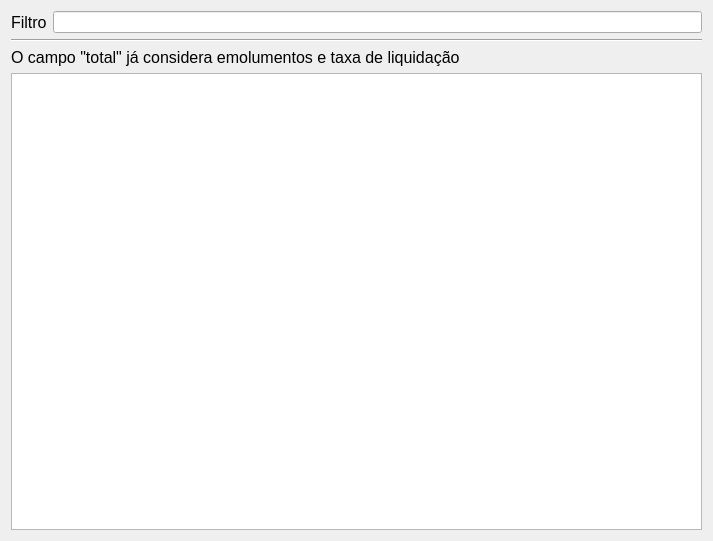
First picture: the form in windows/list_order.ui, repository rafaelhamdan/swingtrade, before the edit.
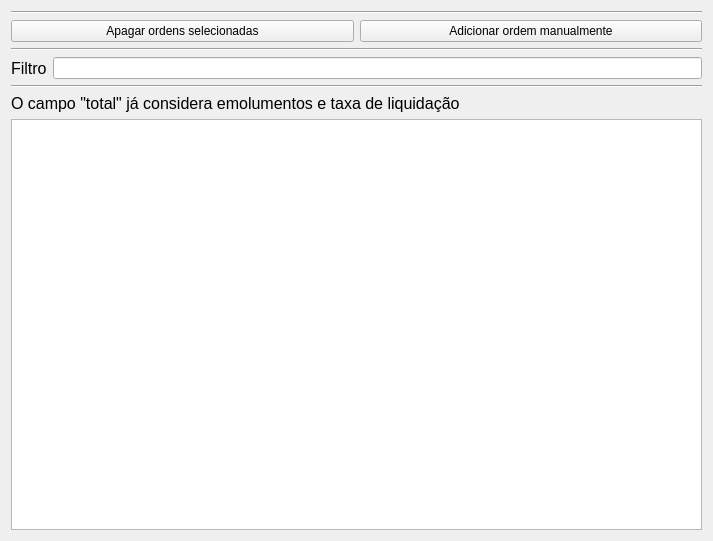
Second picture: the form after the edit.

Commit message: Adding possibility to erase orders

What changed in the file:
```diff
--- a/windows/list_order.ui
+++ b/windows/list_order.ui
@@ -16,6 +16,38 @@
   <layout class="QVBoxLayout" name="verticalLayout_2">
    <item>
     <layout class="QVBoxLayout" name="verticalLayout">
+     <item>
+      <widget class="Line" name="line_2">
+       <property name="orientation">
+        <enum>Qt::Horizontal</enum>
+       </property>
+      </widget>
+     </item>
+     <item>
+      <layout class="QHBoxLayout" name="horizontalLayout_2">
+       <item>
+        <widget class="QPushButton" name="erase_orders">
+         <property name="text">
+          <string>Apagar ordens selecionadas</string>
+         </property>
+        </widget>
+       </item>
+       <item>
+        <widget class="QPushButton" name="pushButton_2">
+         <property name="text">
+          <string>Adicionar ordem manualmente</string>
+         </property>
+        </widget>
+       </item>
+      </layout>
+     </item>
+     <item>
+      <widget class="Line" name="line">
+       <property name="orientation">
+        <enum>Qt::Horizontal</enum>
+       </property>
+      </widget>
+     </item>
      <item>
       <layout class="QHBoxLayout" name="horizontalLayout">
        <item>
@@ -36,7 +68,7 @@
       </layout>
      </item>
      <item>
-      <widget class="Line" name="line">
+      <widget class="Line" name="line_3">
        <property name="orientation">
         <enum>Qt::Horizontal</enum>
        </property>
```
The commit also changes 2 other files.
